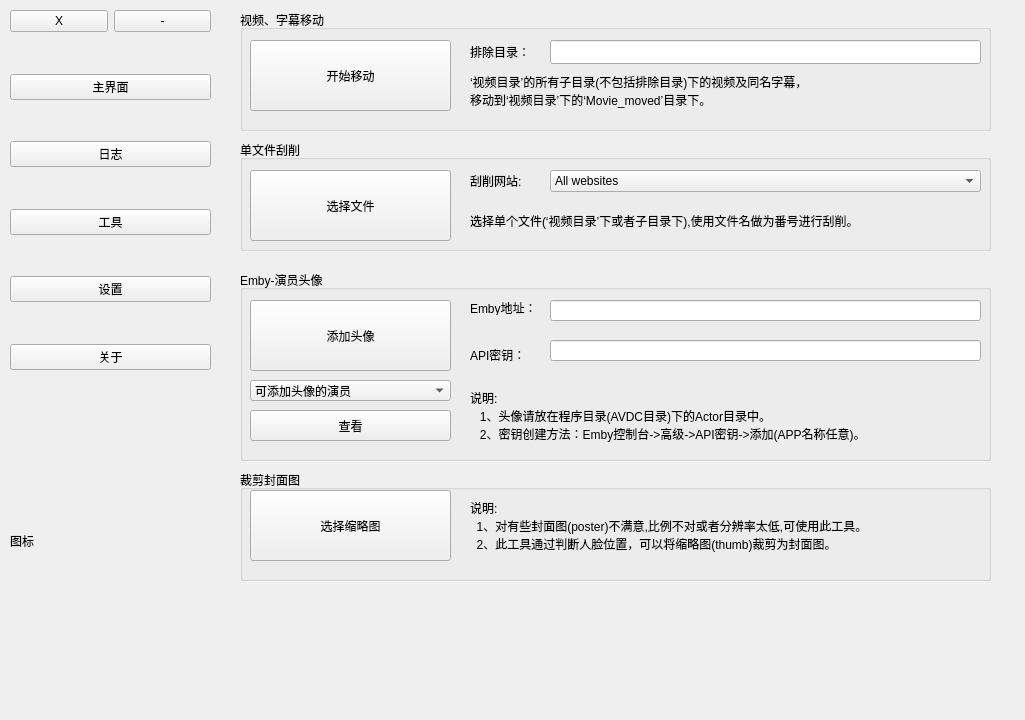
Before: the Qt Designer form Ui/AVDC.ui in kejizhihui/av-profile-photo, drawn with Qt 5.
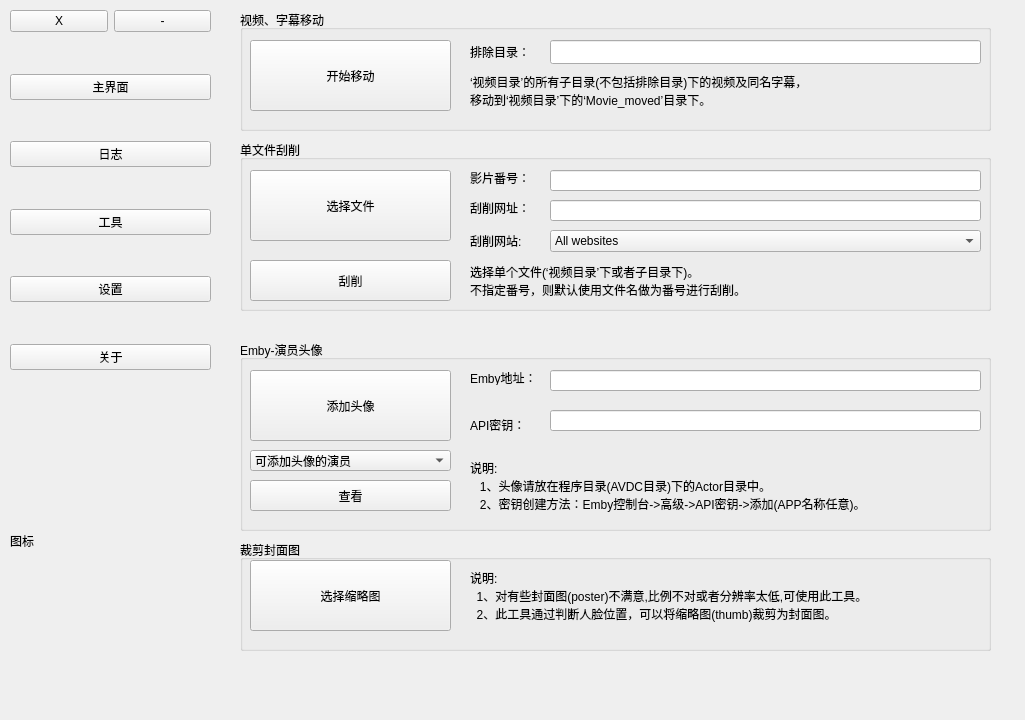
After: the same form once the commit is applied. The open tabs and pages were chosen to show the change. Icons and pictures are not drawn.

The edit to the form file:
```diff
--- a/Ui/AVDC.ui
+++ b/Ui/AVDC.ui
@@ -600,7 +600,7 @@
         <x>10</x>
         <y>140</y>
         <width>751</width>
-        <height>111</height>
+        <height>171</height>
        </rect>
       </property>
       <property name="title">
@@ -610,13 +610,14 @@
        <property name="geometry">
         <rect>
          <x>230</x>
-         <y>60</y>
+         <y>120</y>
          <width>511</width>
          <height>41</height>
         </rect>
        </property>
        <property name="text">
-        <string>选择单个文件(‘视频目录’下或者子目录下),使用文件名做为番号进行刮削。</string>
+        <string>选择单个文件(‘视频目录’下或者子目录下)。
+不指定番号，则默认使用文件名做为番号进行刮削。</string>
        </property>
       </widget>
       <widget class="QPushButton" name="pushButton_select_file">
@@ -636,7 +637,7 @@
        <property name="geometry">
         <rect>
          <x>310</x>
-         <y>30</y>
+         <y>90</y>
          <width>431</width>
          <height>22</height>
         </rect>
@@ -691,7 +692,7 @@
        <property name="geometry">
         <rect>
          <x>230</x>
-         <y>30</y>
+         <y>90</y>
          <width>72</width>
          <height>21</height>
         </rect>
@@ -700,12 +701,71 @@
         <string>刮削网站:</string>
        </property>
       </widget>
+      <widget class="QLineEdit" name="lineEdit_appoint_url">
+       <property name="geometry">
+        <rect>
+         <x>310</x>
+         <y>60</y>
+         <width>431</width>
+         <height>21</height>
+        </rect>
+       </property>
+      </widget>
+      <widget class="QLabel" name="label_10">
+       <property name="geometry">
+        <rect>
+         <x>230</x>
+         <y>60</y>
+         <width>72</width>
+         <height>15</height>
+        </rect>
+       </property>
+       <property name="text">
+        <string>刮削网址：</string>
+       </property>
+      </widget>
+      <widget class="QLineEdit" name="lineEdit_movie_number">
+       <property name="geometry">
+        <rect>
+         <x>310</x>
+         <y>30</y>
+         <width>431</width>
+         <height>21</height>
+        </rect>
+       </property>
+      </widget>
+      <widget class="QLabel" name="label_12">
+       <property name="geometry">
+        <rect>
+         <x>230</x>
+         <y>30</y>
+         <width>72</width>
+         <height>15</height>
+        </rect>
+       </property>
+       <property name="text">
+        <string>影片番号：</string>
+       </property>
+      </widget>
+      <widget class="QPushButton" name="pushButton_start_single_file">
+       <property name="geometry">
+        <rect>
+         <x>10</x>
+         <y>120</y>
+         <width>201</width>
+         <height>41</height>
+        </rect>
+       </property>
+       <property name="text">
+        <string>刮削</string>
+       </property>
+      </widget>
      </widget>
      <widget class="QGroupBox" name="groupBox_12">
       <property name="geometry">
        <rect>
         <x>10</x>
-        <y>270</y>
+        <y>340</y>
         <width>751</width>
         <height>191</height>
        </rect>
@@ -835,7 +895,7 @@
       <property name="geometry">
        <rect>
         <x>10</x>
-        <y>470</y>
+        <y>540</y>
         <width>751</width>
         <height>111</height>
        </rect>
```
Left out of the diff: 62 changed lines with no effect on the pictures.
